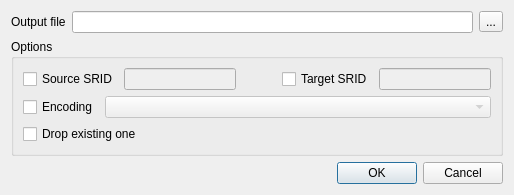
The window that python/plugins/db_manager/ui/DlgExportVector.ui (qgis/QGIS) describes before a commit, drawn with Qt 5.
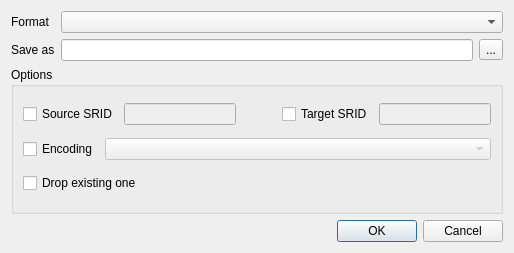
The same window after the commit.

Commit message: [DBManager] allow to export table data to supported ogr file formats other than shapefile (fix #12111)

What changed in the file:
```diff
--- a/python/plugins/db_manager/ui/DlgExportVector.ui
+++ b/python/plugins/db_manager/ui/DlgExportVector.ui
@@ -7,14 +7,34 @@
     <x>0</x>
     <y>0</y>
     <width>514</width>
-    <height>185</height>
+    <height>253</height>
    </rect>
   </property>
   <property name="windowTitle">
    <string>Export to vector file</string>
   </property>
   <layout class="QGridLayout" name="gridLayout_2">
-   <item row="0" column="0">
+   <item row="1" column="1">
+    <widget class="QLineEdit" name="editOutputFile">
+     <property name="text">
+      <string notr="true"/>
+     </property>
+    </widget>
+   </item>
+   <item row="3" column="0" colspan="3">
+    <widget class="QDialogButtonBox" name="buttonBox">
+     <property name="orientation">
+      <enum>Qt::Horizontal</enum>
+     </property>
+     <property name="standardButtons">
+      <set>QDialogButtonBox::Cancel|QDialogButtonBox::Ok</set>
+     </property>
+    </widget>
+   </item>
+   <item row="0" column="1" colspan="2">
+    <widget class="QComboBox" name="cboFileFormat"/>
+   </item>
+   <item row="1" column="0">
     <widget class="QLabel" name="label_5">
      <property name="sizePolicy">
       <sizepolicy hsizetype="Fixed" vsizetype="Preferred">
@@ -23,25 +43,11 @@
       </sizepolicy>
      </property>
      <property name="text">
-      <string>Output file</string>
+      <string>Save as</string>
      </property>
     </widget>
    </item>
-   <item row="0" column="1">
-    <widget class="QLineEdit" name="editOutputFile">
-     <property name="text">
-      <string notr="true"/>
-     </property>
-    </widget>
-   </item>
-   <item row="0" column="2">
-    <widget class="QToolButton" name="btnChooseOutputFile">
-     <property name="text">
-      <string>...</string>
-     </property>
-    </widget>
-   </item>
-   <item row="1" column="0" colspan="3">
+   <item row="2" column="0" colspan="3">
     <widget class="QGroupBox" name="groupBox_2">
      <property name="title">
       <string>Options</string>
@@ -137,13 +143,17 @@
      </layout>
     </widget>
    </item>
-   <item row="2" column="0" colspan="3">
-    <widget class="QDialogButtonBox" name="buttonBox">
-     <property name="orientation">
-      <enum>Qt::Horizontal</enum>
+   <item row="1" column="2">
+    <widget class="QToolButton" name="btnChooseOutputFile">
+     <property name="text">
+      <string>...</string>
      </property>
-     <property name="standardButtons">
-      <set>QDialogButtonBox::Cancel|QDialogButtonBox::Ok</set>
+    </widget>
+   </item>
+   <item row="0" column="0">
+    <widget class="QLabel" name="label">
+     <property name="text">
+      <string>Format</string>
      </property>
     </widget>
    </item>
```
Left out of the diff: 14 changed lines with no effect on the pictures. The commit also changes 1 other file.
